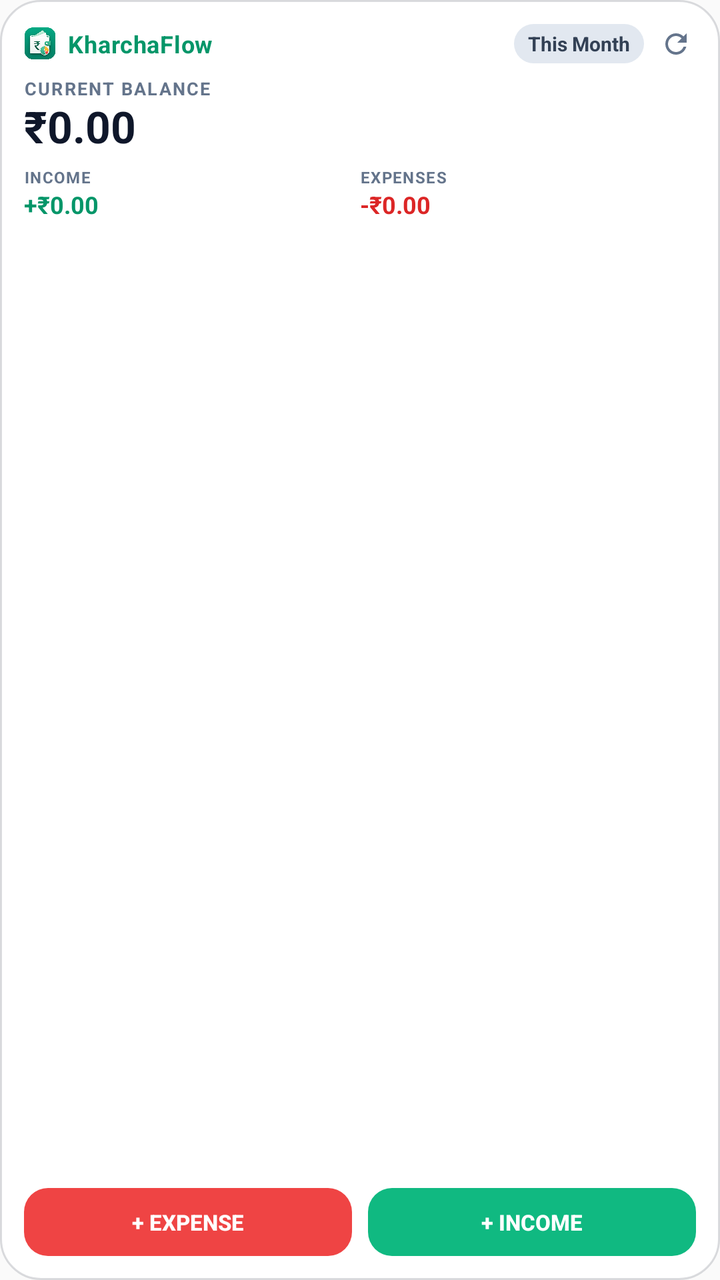
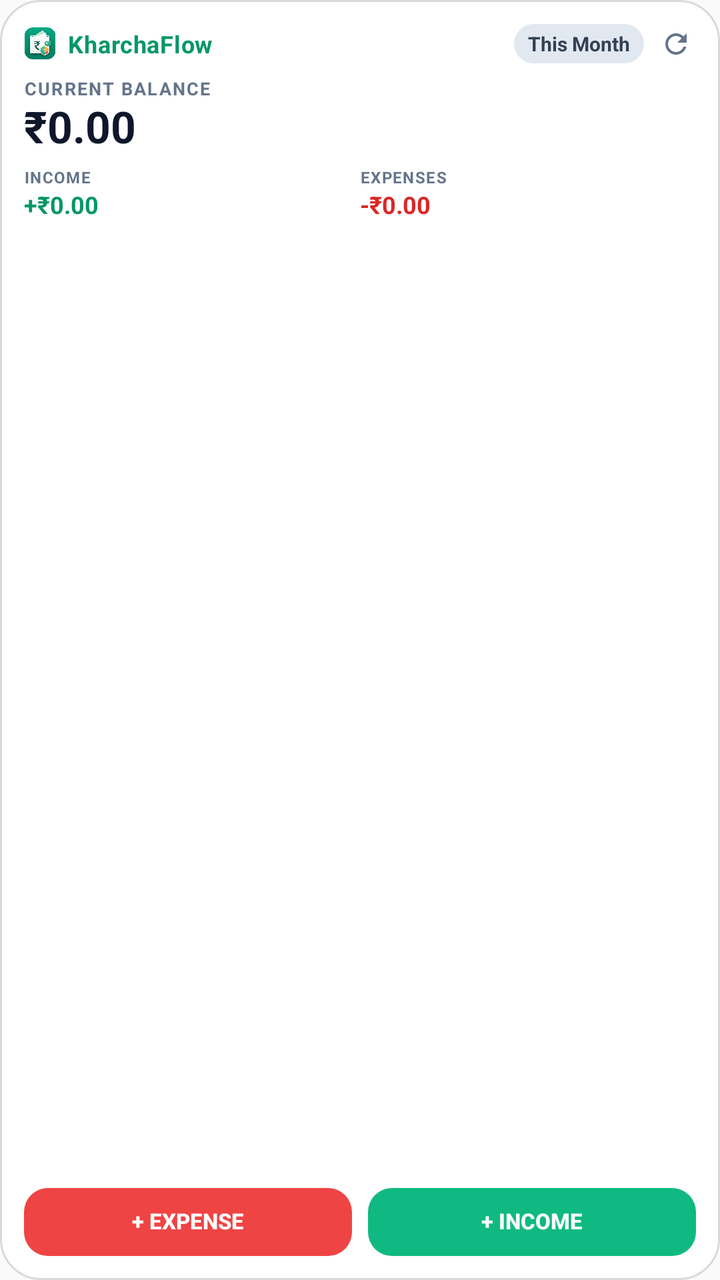

Two renders of the same Android screen: before a commit and after it. Below are the layout's source before the change and the commit's diff.
<!-- AndroidManifest.xml: application theme Theme.ExpenseTracker -->
<!-- res/layout/widget_expense_tracker.xml -->
<?xml version="1.0" encoding="utf-8"?>
<LinearLayout xmlns:android="http://schemas.android.com/apk/res/android"
    android:id="@+id/widget_root"
    android:layout_width="match_parent"
    android:layout_height="match_parent"
    android:orientation="vertical"
    android:padding="12dp"
    android:background="@drawable/bg_widget_card">

    
    <LinearLayout
        android:layout_width="match_parent"
        android:layout_height="wrap_content"
        android:orientation="horizontal"
        android:gravity="center_vertical">

        <LinearLayout
            android:layout_width="0dp"
            android:layout_height="wrap_content"
            android:layout_weight="1"
            android:orientation="horizontal"
            android:gravity="center_vertical">

            <ImageView
                android:layout_width="16dp"
                android:layout_height="16dp"
                android:src="@drawable/ic_kharchaflow_logo"
                android:scaleType="fitCenter"
                android:contentDescription="KharchaFlow"
                android:layout_marginEnd="6dp" />

            <TextView
                android:layout_width="wrap_content"
                android:layout_height="wrap_content"
                android:text="KharchaFlow"
                android:textSize="12sp"
                android:textStyle="bold"
                android:textColor="@color/widget_text_brand"
                android:letterSpacing="0.02" />
        </LinearLayout>

        <TextView
            android:id="@+id/widget_month_label"
            android:layout_width="wrap_content"
            android:layout_height="wrap_content"
            android:text="This Month"
            android:textSize="10sp"
            android:textStyle="bold"
            android:textColor="@color/widget_pill_text"
            android:background="@drawable/bg_widget_stat_pill"
            android:paddingHorizontal="7dp"
            android:paddingVertical="3dp"
            android:layout_marginEnd="6dp" />

        <ImageView
            android:id="@+id/widget_btn_refresh"
            android:layout_width="20dp"
            android:layout_height="20dp"
            android:src="@drawable/ic_widget_refresh"
            android:contentDescription="Refresh Widget"
            android:padding="2dp" />
    </LinearLayout>

    
    <TextView
        android:layout_width="wrap_content"
        android:layout_height="wrap_content"
        android:text="CURRENT BALANCE"
        android:textSize="9sp"
        android:textStyle="bold"
        android:textColor="@color/widget_text_secondary"
        android:letterSpacing="0.08"
        android:layout_marginTop="6dp" />

    <TextView
        android:id="@+id/widget_total_balance"
        android:layout_width="wrap_content"
        android:layout_height="wrap_content"
        android:text="₹0.00"
        android:textSize="22sp"
        android:textStyle="bold"
        android:textColor="@color/widget_text_primary"
        android:includeFontPadding="false"
        android:maxLines="1"
        android:ellipsize="end"
        android:layout_marginTop="1dp" />

    
    <LinearLayout
        android:layout_width="match_parent"
        android:layout_height="wrap_content"
        android:orientation="horizontal"
        android:layout_marginTop="6dp">

        
        <LinearLayout
            android:layout_width="0dp"
            android:layout_height="wrap_content"
            android:layout_weight="1"
            android:orientation="vertical">

            <TextView
                android:layout_width="wrap_content"
                android:layout_height="wrap_content"
                android:text="INCOME"
                android:textSize="8sp"
                android:textStyle="bold"
                android:textColor="@color/widget_text_secondary"
                android:letterSpacing="0.06" />

            <TextView
                android:id="@+id/widget_monthly_income"
                android:layout_width="wrap_content"
                android:layout_height="wrap_content"
                android:text="+₹0.00"
                android:textSize="12sp"
                android:textStyle="bold"
                android:textColor="@color/widget_income_text"
                android:maxLines="1"
                android:ellipsize="end" />
        </LinearLayout>

        
        <LinearLayout
            android:layout_width="0dp"
            android:layout_height="wrap_content"
            android:layout_weight="1"
            android:orientation="vertical">

            <TextView
                android:layout_width="wrap_content"
                android:layout_height="wrap_content"
                android:text="EXPENSES"
                android:textSize="8sp"
                android:textStyle="bold"
                android:textColor="@color/widget_text_secondary"
                android:letterSpacing="0.06" />

            <TextView
                android:id="@+id/widget_monthly_expense"
                android:layout_width="wrap_content"
                android:layout_height="wrap_content"
                android:text="-₹0.00"
                android:textSize="12sp"
                android:textStyle="bold"
                android:textColor="@color/widget_expense_text"
                android:maxLines="1"
                android:ellipsize="end" />
        </LinearLayout>
    </LinearLayout>

    
    <FrameLayout
        android:layout_width="match_parent"
        android:layout_height="0dp"
        android:layout_weight="1" />

    
    <LinearLayout
        android:layout_width="match_parent"
        android:layout_height="wrap_content"
        android:orientation="horizontal"
        android:layout_marginTop="6dp"
        android:weightSum="2">

        <Button
            android:id="@+id/widget_btn_add_expense"
            android:layout_width="0dp"
            android:layout_height="34dp"
            android:layout_weight="1"
            android:text="+ Expense"
            android:textSize="11sp"
            android:textStyle="bold"
            android:background="@drawable/bg_widget_btn_expense"
            android:textColor="@color/widget_btn_text"
            android:stateListAnimator="@null"
            android:layout_marginEnd="4dp" />

        <Button
            android:id="@+id/widget_btn_add_income"
            android:layout_width="0dp"
            android:layout_height="34dp"
            android:layout_weight="1"
            android:text="+ Income"
            android:textSize="11sp"
            android:textStyle="bold"
            android:background="@drawable/bg_widget_btn_income"
            android:textColor="@color/widget_btn_text"
            android:stateListAnimator="@null"
            android:layout_marginStart="4dp" />
    </LinearLayout>
</LinearLayout>
<!-- resources referenced by this layout -->
<resources>
  <color name="widget_btn_text">#FFFFFF</color>
  <color name="widget_expense_text">#DC2626</color>
  <color name="widget_income_text">#059669</color>
  <color name="widget_pill_text">#334155</color>
  <color name="widget_text_brand">#059669</color>
  <color name="widget_text_primary">#0F172A</color>
  <color name="widget_text_secondary">#64748B</color>
  <!-- drawable bg_widget_btn_expense (drawable) -->
  <?xml version="1.0" encoding="utf-8"?>
  <shape xmlns:android="http://schemas.android.com/apk/res/android"
      android:shape="rectangle">
      <solid android:color="@color/widget_btn_expense_bg" />
      <corners android:radius="12dp" />
  </shape>
  <!-- drawable bg_widget_btn_income (drawable) -->
  <?xml version="1.0" encoding="utf-8"?>
  <shape xmlns:android="http://schemas.android.com/apk/res/android"
      android:shape="rectangle">
      <solid android:color="@color/widget_btn_income_bg" />
      <corners android:radius="12dp" />
  </shape>
  <!-- drawable bg_widget_card (drawable) -->
  <?xml version="1.0" encoding="utf-8"?>
  <shape xmlns:android="http://schemas.android.com/apk/res/android"
      android:shape="rectangle">
      <solid android:color="@color/widget_bg_color" />
      <corners android:radius="20dp" />
      <stroke
          android:width="1dp"
          android:color="@color/widget_border_color" />
  </shape>
  <!-- drawable bg_widget_stat_pill (drawable) -->
  <?xml version="1.0" encoding="utf-8"?>
  <shape xmlns:android="http://schemas.android.com/apk/res/android"
      android:shape="rectangle">
      <solid android:color="@color/widget_pill_bg" />
      <corners android:radius="10dp" />
  </shape>
  <!-- drawable ic_kharchaflow_logo: png bitmap (drawable, 244838 bytes) -->
  <!-- drawable ic_widget_refresh (drawable) -->
  <vector xmlns:android="http://schemas.android.com/apk/res/android"
      android:width="16dp"
      android:height="16dp"
      android:viewportWidth="24"
      android:viewportHeight="24"
      android:tint="@color/widget_text_secondary">
      <path
          android:fillColor="@android:color/white"
          android:pathData="M17.65,6.35C16.2,4.9 14.21,4 12,4c-4.42,0 -7.99,3.58 -7.99,8s3.57,8 7.99,8c3.73,0 6.84,-2.55 7.73,-6h-2.08c-0.82,2.33 -3.04,4 -5.65,4 -3.31,0 -6,-2.69 -6,-6s2.69,-6 6,-6c1.66,0 3.14,0.69 4.22,1.78L13,11h7V4l-2.35,2.35z"/>
  </vector>
  <style name="Theme.ExpenseTracker" parent="Theme.AppCompat.DayNight.NoActionBar">
          <item name="windowActionBar">false</item>
          <item name="windowNoTitle">true</item>
          <item name="android:statusBarColor">@android:color/transparent</item>
          <item name="android:navigationBarColor">@android:color/transparent</item>
          <item name="android:windowLightStatusBar">true</item>
      </style>
  <color name="widget_btn_expense_bg">#EF4444</color>
  <color name="widget_btn_income_bg">#10B981</color>
  <color name="widget_bg_color">#F2FFFFFF</color>
  <color name="widget_border_color">#260F172A</color>
  <color name="widget_pill_bg">#E2E8F0</color>
</resources>

<!-- the commit's change to res/layout/widget_expense_tracker.xml (unified diff, before → after) -->
@@ -174,6 +174,11 @@
             android:background="@drawable/bg_widget_btn_expense"
             android:textColor="@color/widget_btn_text"
             android:stateListAnimator="@null"
+            android:minHeight="0dp"
+            android:minWidth="0dp"
+            android:padding="0dp"
+            android:gravity="center"
+            android:includeFontPadding="false"
             android:layout_marginEnd="4dp" />
 
         <Button
@@ -187,6 +192,11 @@
             android:background="@drawable/bg_widget_btn_income"
             android:textColor="@color/widget_btn_text"
             android:stateListAnimator="@null"
+            android:minHeight="0dp"
+            android:minWidth="0dp"
+            android:padding="0dp"
+            android:gravity="center"
+            android:includeFontPadding="false"
             android:layout_marginStart="4dp" />
     </LinearLayout>
 </LinearLayout>
